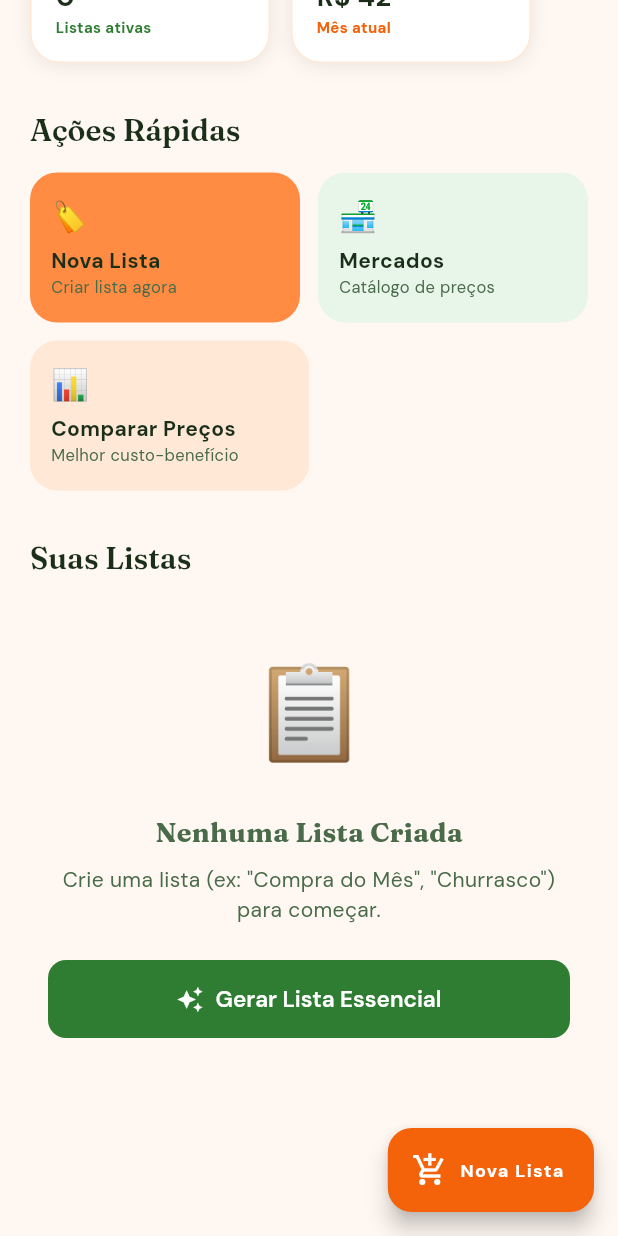
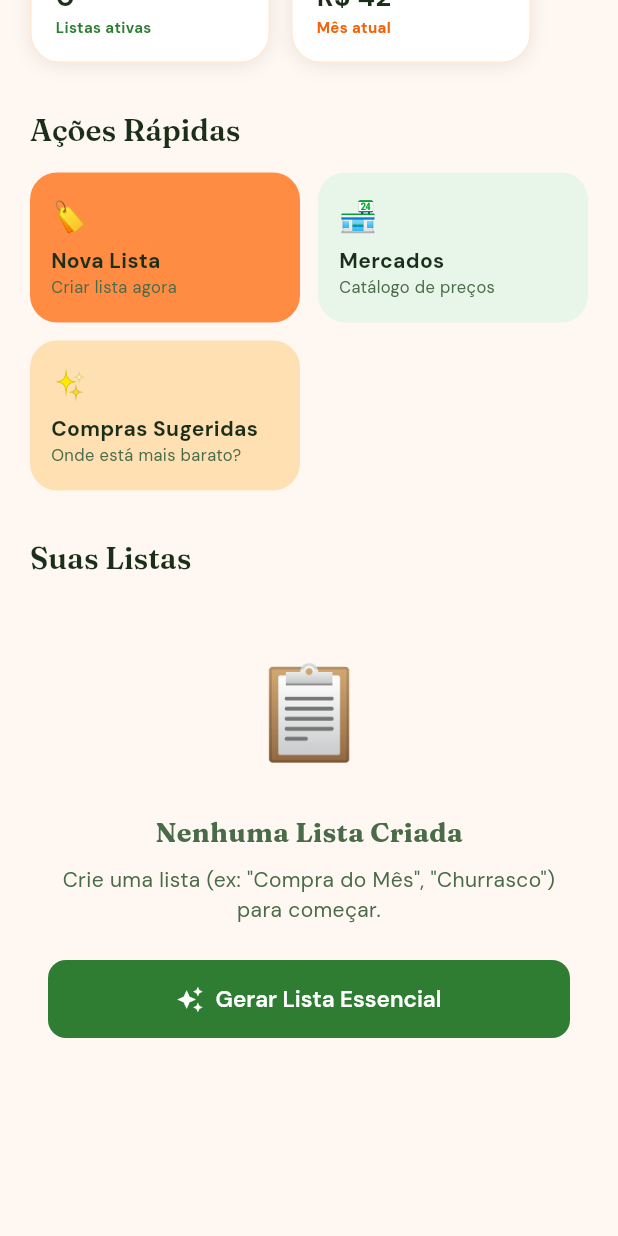
Before and after one commit to gustavoernandes86/feira_facil, a Flutter app: the screen it shows once a user with an empty profile is signed in, scrolled down 384 dp, on a phone screen of 412 x 824 dp. Run offline on Flutter 3.47's test engine with Material 3 defaults, Android fonts, the phone set to English and light mode, and no system bars; our stand-ins replace cloud_firestore, firebase_auth, firebase_core, flutter_riverpod, go_router, google_fonts and 1 more; accounts and stored records are empty.

Commit message:
feat: implement main lists dashboard with navigation and supporting feature modules

```diff
--- a/feira_facil/lib/core/router/app_router.dart
+++ b/feira_facil/lib/core/router/app_router.dart
@@ -13,6 +13,7 @@ import '../../features/markets/domain/market.dart';
 import '../../features/lists/presentation/lists_screen.dart';
 import '../../features/lists/presentation/list_items_screen.dart';
 import '../../features/lists/presentation/list_comparison_screen.dart';
+import '../../features/lists/presentation/suggested_purchases_screen.dart';
 import '../../features/lists/domain/fair_list.dart';
 import '../../features/lists/domain/list_item.dart';
 import 'router_notifier.dart';
@@ -26,6 +27,7 @@ class RouteNames {
   static const groupManagement = 'groupManagement';
   static const markets = 'markets';
   static const marketDetails = 'marketDetails';
+  static const suggestedPurchases = 'suggestedPurchases';
   static const lists = 'lists';
   static const listDetails = 'listDetails';
   static const listCompare = 'listCompare';
@@ -147,6 +149,11 @@ final appRouterProvider = Provider<GoRouter>((ref) {
             },
           ),
           GoRoute(
+            path: 'suggested',
+            name: RouteNames.suggestedPurchases,
+            builder: (context, state) => const SuggestedPurchasesScreen(),
+          ),
+          GoRoute(
             path: ':id',
             name: RouteNames.listDetails,
             builder: (context, state) {
--- a/feira_facil/lib/features/lists/data/fair_lists_repository.dart
+++ b/feira_facil/lib/features/lists/data/fair_lists_repository.dart
@@ -32,6 +32,7 @@ class FairListsRepository {
     required Color color,
     double? budget,
     required String userId,
+    bool isSuggested = false,
   }) async {
     try {
       final docRef = _listsRef(groupId).doc();
@@ -42,6 +43,7 @@ class FairListsRepository {
         'status': 'ativa',
         'budget': budget,
         'activeMarketId': null,
+        'isSuggested': isSuggested,
         'createdAt': DateTime.now().toIso8601String(),
         'createdBy': userId,
       });
@@ -418,6 +420,7 @@ class FairListsRepository {
         name: name,
         color: const Color(0xFF4CAF50),
         userId: userId,
+        isSuggested: true,
       );
 
       // 2. Adicionar itens
--- a/feira_facil/lib/features/lists/domain/fair_list.dart
+++ b/feira_facil/lib/features/lists/domain/fair_list.dart
@@ -7,6 +7,7 @@ class FairList {
   final String status; // 'ativa', 'em_compra', 'concluida'
   final double? budget; // Orçamento opcional
   final String? activeMarketId; // Mercado selecionado para modo compra
+  final bool isSuggested; // Se foi gerada via comparação
   final DateTime createdAt;
   final String createdBy;
   final DateTime? updatedAt;
@@ -18,6 +19,7 @@ class FairList {
     this.status = 'ativa',
     this.budget,
     this.activeMarketId,
+    this.isSuggested = false,
     required this.createdAt,
     required this.createdBy,
     this.updatedAt,
@@ -31,6 +33,7 @@ class FairList {
       status: json['status'] as String? ?? 'ativa',
       budget: (json['budget'] as num?)?.toDouble(),
       activeMarketId: json['activeMarketId'] as String?,
+      isSuggested: json['isSuggested'] as bool? ?? false,
       createdAt: DateTime.parse(
         json['createdAt'] as String? ?? DateTime.now().toIso8601String(),
       ),
@@ -48,6 +51,7 @@ class FairList {
     'status': status,
     if (budget != null) 'budget': budget,
     if (activeMarketId != null) 'activeMarketId': activeMarketId,
+    'isSuggested': isSuggested,
     'createdAt': createdAt.toIso8601String(),
     'createdBy': createdBy,
     if (updatedAt != null) 'updatedAt': updatedAt?.toIso8601String(),
@@ -60,6 +64,7 @@ class FairList {
     String? status,
     double? budget,
     String? activeMarketId,
+    bool? isSuggested,
     DateTime? createdAt,
     String? createdBy,
     DateTime? updatedAt,
@@ -71,6 +76,7 @@ class FairList {
       status: status ?? this.status,
       budget: budget ?? this.budget,
       activeMarketId: activeMarketId ?? this.activeMarketId,
+      isSuggested: isSuggested ?? this.isSuggested,
       createdAt: createdAt ?? this.createdAt,
       createdBy: createdBy ?? this.createdBy,
       updatedAt: updatedAt ?? this.updatedAt,
--- a/feira_facil/lib/features/lists/presentation/fair_lists_controller.dart
+++ b/feira_facil/lib/features/lists/presentation/fair_lists_controller.dart
@@ -6,14 +6,25 @@ import '../domain/list_item.dart';
 import 'package:feira_facil/core/utils/unit_utils.dart';
 import '../data/fair_lists_repository.dart';
 
-/// Stream de listas de um grupo
+/// Stream de listas manuais de um grupo
 final fairListsStreamProvider = StreamProvider.family<List<FairList>, String>((
   ref,
   groupId,
 ) {
   final repository = ref.watch(fairListsRepositoryProvider);
-  return repository.listsStream(groupId);
+  return repository.listsStream(groupId).map(
+    (lists) => lists.where((l) => !l.isSuggested).toList(),
+  );
 });
+
+/// Stream de listas sugeridas de um grupo (geradas via comparação)
+final suggestedListsStreamProvider =
+    StreamProvider.family<List<FairList>, String>((ref, groupId) {
+      final repository = ref.watch(fairListsRepositoryProvider);
+      return repository.listsStream(groupId).map(
+        (lists) => lists.where((l) => l.isSuggested).toList(),
+      );
+    });
 
 /// Obtém todos os itens de uma lista
 final listItemsStreamProvider =
--- a/feira_facil/lib/features/lists/presentation/lists_screen.dart
+++ b/feira_facil/lib/features/lists/presentation/lists_screen.dart
@@ -75,13 +75,6 @@ class ListsScreen extends ConsumerWidget {
           const SliverToBoxAdapter(child: SizedBox(height: 100)),
         ],
       ),
-      floatingActionButton: FloatingActionButton.extended(
-        onPressed: () => _showCreateListDialog(context, ref),
-        label: const Text('Nova Lista', style: TextStyle(fontWeight: FontWeight.bold)),
-        icon: const Icon(Icons.add_shopping_cart),
-        backgroundColor: AppColors.orange,
-        foregroundColor: Colors.white,
-      ),
     );
   }
 
@@ -110,6 +103,8 @@ class ListsScreen extends ConsumerWidget {
               ),
               Row(
                 children: [
+                  _headerIcon(Icons.analytics_outlined, onTap: () => context.pushNamed(RouteNames.listCompare)),
+                  const SizedBox(width: 12),
                   _headerIcon(Icons.notifications_none_rounded),
                   const SizedBox(width: 12),
                   _headerIcon(Icons.menu_rounded, onTap: () => context.push('/group-management')),
@@ -247,14 +242,15 @@ class ListsScreen extends ConsumerWidget {
               Expanded(
                 child: _actionTile(
                   context,
-                  '📊',
-                  'Comparar Preços',
-                  'Melhor custo-benefício',
-                  AppColors.cream2,
-                  () => context.pushNamed(RouteNames.listCompare),
+                  '✨',
+                  'Compras Sugeridas',
+                  'Onde está mais barato?',
+                  const Color(0xFFFFE0B2), // Light Amber/Gold
+                  () => context.pushNamed(RouteNames.suggestedPurchases),
                 ),
               ),
-              const Spacer(),
+              const SizedBox(width: 12),
+              const Expanded(child: SizedBox()), // Placeholder for balance
             ],
           ),
         ],
--- a/feira_facil/lib/features/markets/presentation/markets_screen.dart
+++ b/feira_facil/lib/features/markets/presentation/markets_screen.dart
@@ -39,6 +39,10 @@ class _MarketsScreenState extends ConsumerState<MarketsScreen> {
           PremiumHeader(
             title: 'Mercados',
             subtitle: 'Gerencie os locais de compra do seu grupo.',
+            leading: IconButton(
+              icon: const Icon(Icons.arrow_back, color: Colors.white),
+              onPressed: () => context.pop(),
+            ),
             actions: [
               IconButton(
                 icon: const Icon(Icons.analytics_outlined, color: Colors.white),
```
Also changed, not shown: feira_facil/lib/features/lists/presentation/suggested_purchases_screen.dart (added, +185 -0 lines).
